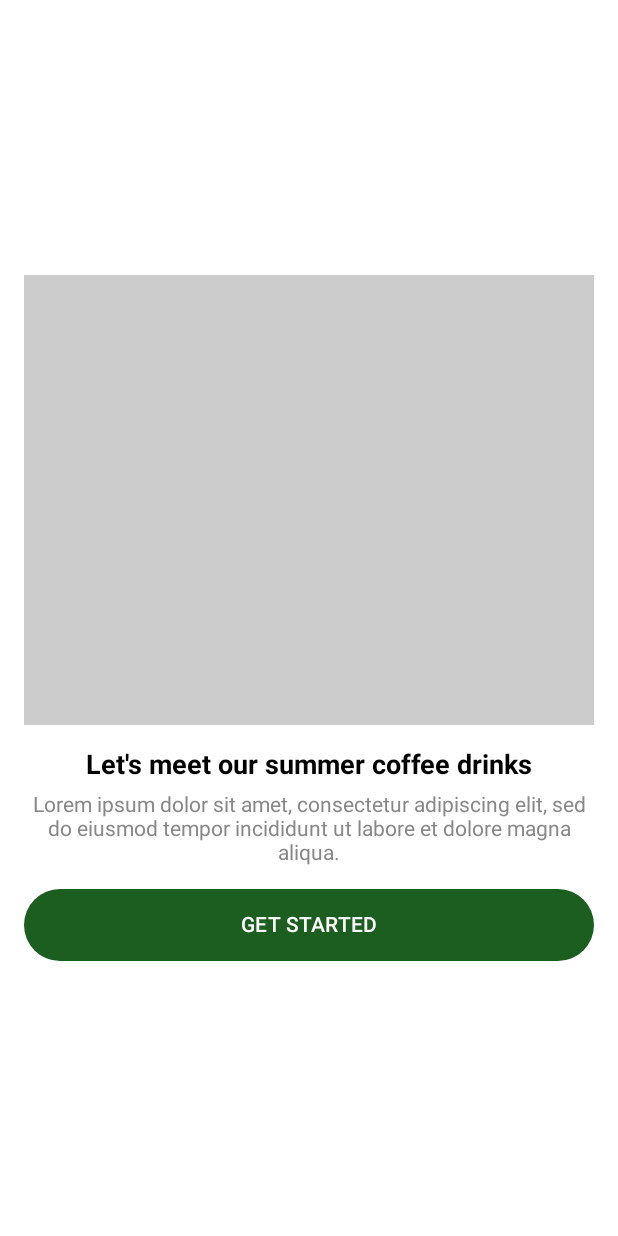
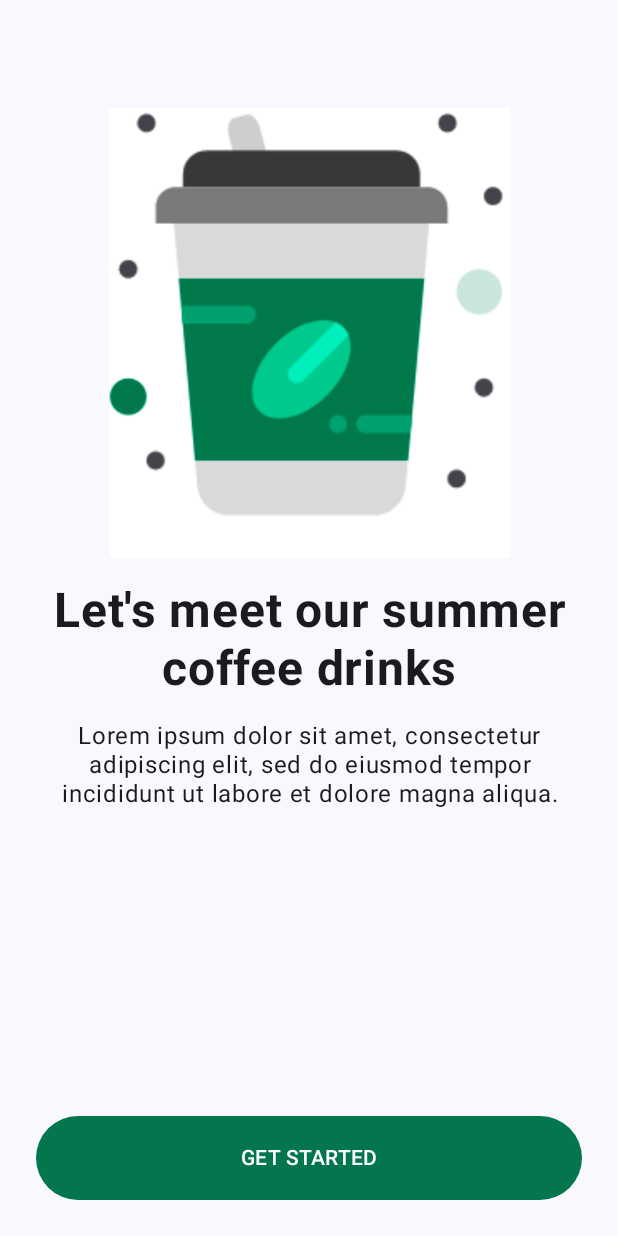
Before and after one commit to wahyufaturrizky/MyApplication, an Android app built with Jetpack Compose: the screen it shows after launch (MainActivity), on a phone screen of 412 x 824 dp. Run offline under Robolectric (Android 15) with nearby library versions, the phone set to English and light mode, and no system bars.

Commit message:
Image layout

```diff
--- a/app/src/main/java/com/example/myapplication/MainActivity.kt
+++ b/app/src/main/java/com/example/myapplication/MainActivity.kt
@@ -5,32 +5,37 @@ import android.os.Bundle
 import androidx.activity.ComponentActivity
 import androidx.activity.compose.setContent
 import androidx.compose.foundation.ExperimentalFoundationApi
-import androidx.compose.foundation.background
-import androidx.compose.foundation.layout.Box
+import androidx.compose.foundation.Image
+import androidx.compose.foundation.layout.Arrangement
 import androidx.compose.foundation.layout.Column
+import androidx.compose.foundation.layout.Row
 import androidx.compose.foundation.layout.Spacer
 import androidx.compose.foundation.layout.fillMaxSize
 import androidx.compose.foundation.layout.fillMaxWidth
 import androidx.compose.foundation.layout.height
 import androidx.compose.foundation.layout.padding
+import androidx.compose.foundation.layout.size
 import androidx.compose.foundation.pager.HorizontalPager
-import androidx.compose.foundation.pager.PagerState
 import androidx.compose.foundation.pager.rememberPagerState
 import androidx.compose.material3.Button
 import androidx.compose.material3.ButtonDefaults
+import androidx.compose.material3.LocalTextStyle
 import androidx.compose.material3.MaterialTheme
+import androidx.compose.material3.Scaffold
 import androidx.compose.material3.Surface
 import androidx.compose.material3.Text
 import androidx.compose.runtime.Composable
 import androidx.compose.ui.Alignment
 import androidx.compose.ui.Modifier
 import androidx.compose.ui.graphics.Color
+import androidx.compose.ui.graphics.painter.Painter
+import androidx.compose.ui.res.painterResource
 import androidx.compose.ui.text.TextStyle
 import androidx.compose.ui.text.font.FontWeight
 import androidx.compose.ui.text.style.TextAlign
 import androidx.compose.ui.tooling.preview.Preview
-import androidx.compose.ui.unit.Dp
 import androidx.compose.ui.unit.dp
+import androidx.compose.ui.unit.em
 import androidx.compose.ui.unit.sp
 import com.example.myapplication.ui.theme.MyApplicationTheme
 
@@ -44,7 +49,7 @@ class MainActivity : ComponentActivity() {
                     modifier = Modifier.fillMaxSize(),
                     color = MaterialTheme.colorScheme.background
                 ) {
-                    SummerCoffeeScreen()
+                    MainScreen()
                 }
             }
         }
@@ -54,108 +59,79 @@ class MainActivity : ComponentActivity() {
 @OptIn(ExperimentalFoundationApi::class)
 @SuppressLint("UnusedMaterial3ScaffoldPaddingParameter")
 @Composable
-fun SummerCoffeeScreen() {
-    Box(
-        modifier = Modifier
-            .fillMaxSize()
-            .background(Color.White)
-            .padding(16.dp)
-    ) {
-        Column(
-            modifier = Modifier.align(Alignment.Center),
-            horizontalAlignment = Alignment.CenterHorizontally
-        ) {
-            CustomPager(
+fun MainScreen() {
+    val image: Painter = painterResource(id = R.drawable.composelogo)
+
+    Scaffold(
+        bottomBar = {
+            Row(modifier = Modifier.padding(24.dp)) {
+                Button(onClick = { onClick() },
                     modifier = Modifier
                         .fillMaxWidth()
-                    .height(300.dp)
-            )
-            Spacer(modifier = Modifier.height(16.dp))
-            Text(
-                text = "Let's meet our summer coffee drinks",
-                style = TextStyle(
-                    color = Color.Black,
-                    fontWeight = FontWeight.Bold,
-                    fontSize = 18.sp
-                )
-            )
-            Spacer(modifier = Modifier.height(8.dp))
-            Text(
-                text = "Lorem ipsum dolor sit amet, consectetur adipiscing elit, sed do eiusmod tempor incididunt ut labore et dolore magna aliqua.",
-                style = TextStyle(
-                    color = Color.Gray,
-                    fontSize = 14.sp
-                ),
-                textAlign = TextAlign.Center
-            )
-            Spacer(modifier = Modifier.height(16.dp))
-            Button(
-                onClick = { /* Handle button click */ },
-                modifier = Modifier
-                    .fillMaxWidth()
-                    .height(48.dp),
-                colors = ButtonDefaults.buttonColors(
-                    containerColor = Color(0xFF1B5E20),
-                    contentColor = Color.White
-                )
+                        .height(56.dp),
+                    colors = ButtonDefaults.buttonColors(containerColor = Color(0xFF04764E))
                 ) {
-                Text(text = "GET STARTED")
+                    Text("GET STARTED")
                 }
             }
         }
-}
+    ) {
+        val pagerState = rememberPagerState(pageCount = {
+            2
+        })
 
-@OptIn(ExperimentalFoundationApi::class)
-@Composable
-fun CustomPager(modifier: Modifier) {
-    val pagerState = rememberPagerState(pageCount = {
-        3
-    })
-    Column(modifier = modifier) {
-        HorizontalPager(
-            state = pagerState,
-            modifier = Modifier
-                .weight(1f)
-                .fillMaxWidth()
-        ) { page ->
-            Box(
+        HorizontalPager(state = pagerState,
+            modifier = Modifier.fillMaxSize()
+            ) {
+            Row(horizontalArrangement = Arrangement.Center,
                 modifier = Modifier
                     .fillMaxSize()
-                    .background(
-                        when (page) {
-                            0 -> Color.LightGray
-                            1 -> Color.Gray
-                            2 -> Color.DarkGray
-                            else -> Color.White
-                        }
+                    .padding(24.dp),
+            ) {
+                Column(
+                    verticalArrangement = Arrangement.spacedBy(16.dp),
+                ) {
+                    Spacer(Modifier.size(32.dp))
+                    Image(painter = image,contentDescription = "", modifier = Modifier
+                        .align(Alignment.CenterHorizontally)
+                        .size(300.dp))
+                    Text(text = "Let's meet our summer coffee drinks",
+                        fontWeight = FontWeight.Bold,
+                        fontSize = 32.sp,
+                        textAlign = TextAlign.Center,
+                        style = LocalTextStyle.current.merge(
+                            TextStyle(
+                                lineHeight = 1.2.em
                             )
-            ) {
-                // Add content for each page here
-            }
-        }
-        HorizontalPagerIndicator(
-            pagerState = pagerState,
-            modifier = Modifier
-                .padding(16.dp)
-                .align(Alignment.CenterHorizontally),
-            activeColor = Color(0xFF1B5E20),
-            inactiveColor = Color.Gray,
-            indicatorWidth = 8.dp,
-            indicatorHeight = 8.dp
+                        )
+                    )
+
+                    Text(text = "Lorem ipsum dolor sit amet, consectetur adipiscing elit, sed do eiusmod tempor incididunt ut labore et dolore magna aliqua.",
+                        fontWeight = FontWeight.Normal,
+                        fontSize = 16.sp,
+                        textAlign = TextAlign.Center,
+                        style = LocalTextStyle.current.merge(
+                            TextStyle(
+                                lineHeight = 1.2.em
+                            )
+                        )
                     )
                 }
             }
 
-@OptIn(ExperimentalFoundationApi::class)
-@Composable
-fun HorizontalPagerIndicator(pagerState: PagerState, modifier: Modifier, activeColor: Color, inactiveColor: Color, indicatorWidth: Dp, indicatorHeight: Dp) {
+        }
+    }
 
+}
+
+fun onClick() {
+    TODO("Not yet implemented")
 }
 
 @Preview(showBackground = true)
 @Composable
 fun GreetingPreview() {
     MyApplicationTheme {
-        SummerCoffeeScreen()
+        MainScreen()
     }
 }
--- a/app/src/main/res/values/strings.xml
+++ b/app/src/main/res/values/strings.xml
@@ -1,4 +1,3 @@
 <resources>
     <string name="app_name">My Application</string>
-    <string name="dog_content_description" />
 </resources>
```
Also changed, not shown: app/src/main/res/drawable/composelogo.png (added). Lines whose indentation alone changed are shown as unchanged.
